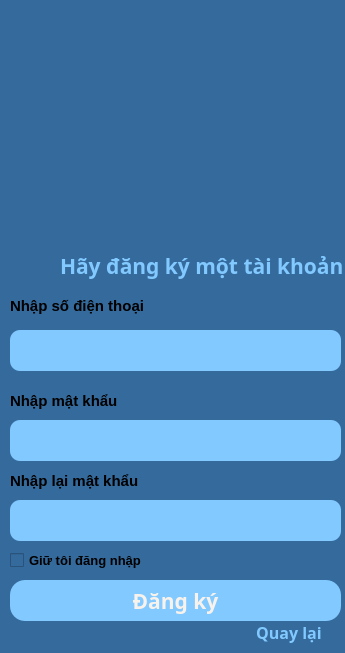
This is TL-C4K-PTA02/Cuoi_Khoa_Python/gui/register.ui in DinhPhongNe/Python-course as Qt 5 draws it before an edit. The edited form follows.
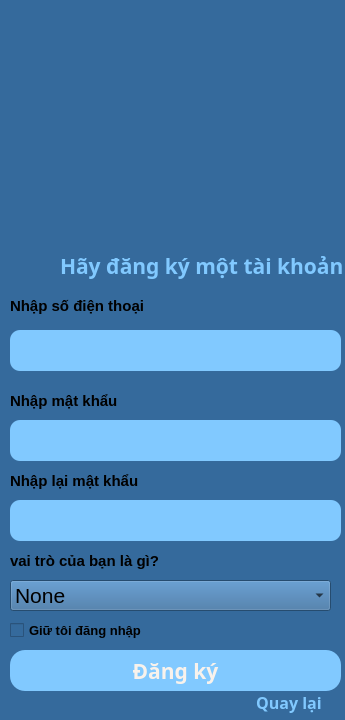
This is the edited form. Icons and pictures are not drawn.

```diff
--- a/TL-C4K-PTA02/Cuoi_Khoa_Python/gui/register.ui
+++ b/TL-C4K-PTA02/Cuoi_Khoa_Python/gui/register.ui
@@ -7,7 +7,7 @@
     <x>0</x>
     <y>0</y>
     <width>345</width>
-    <height>653</height>
+    <height>720</height>
    </rect>
   </property>
   <property name="windowTitle">
@@ -56,7 +56,7 @@
     <property name="geometry">
      <rect>
       <x>10</x>
-      <y>580</y>
+      <y>650</y>
       <width>331</width>
       <height>41</height>
      </rect>
@@ -114,7 +114,7 @@
     <property name="geometry">
      <rect>
       <x>10</x>
-      <y>550</y>
+      <y>620</y>
       <width>141</width>
       <height>20</height>
      </rect>
@@ -156,7 +156,7 @@
    <widget class="QLabel" name="label">
     <property name="geometry">
      <rect>
-      <x>50</x>
+      <x>60</x>
       <y>10</y>
       <width>241</width>
       <height>231</height>
@@ -267,7 +267,7 @@
     <property name="geometry">
      <rect>
       <x>240</x>
-      <y>620</y>
+      <y>690</y>
       <width>98</width>
       <height>25</height>
      </rect>
@@ -296,6 +296,62 @@
      <string>Quay lại</string>
     </property>
    </widget>
+   <widget class="QComboBox" name="your_roles">
+    <property name="geometry">
+     <rect>
+      <x>10</x>
+      <y>580</y>
+      <width>321</width>
+      <height>31</height>
+     </rect>
+    </property>
+    <property name="font">
+     <font>
+      <pointsize>16</pointsize>
+     </font>
+    </property>
+    <property name="currentIndex">
+     <number>0</number>
+    </property>
+    <item>
+     <property name="text">
+      <string>None</string>
+     </property>
+    </item>
+    <item>
+     <property name="text">
+      <string>Giao vien</string>
+     </property>
+    </item>
+    <item>
+     <property name="text">
+      <string>Hoc sinh</string>
+     </property>
+    </item>
+   </widget>
+   <widget class="QLabel" name="label_7">
+    <property name="geometry">
+     <rect>
+      <x>10</x>
+      <y>550</y>
+      <width>171</width>
+      <height>21</height>
+     </rect>
+    </property>
+    <property name="font">
+     <font>
+      <pointsize>11</pointsize>
+      <weight>75</weight>
+      <bold>true</bold>
+     </font>
+    </property>
+    <property name="styleSheet">
+     <string notr="true"/>
+    </property>
+    <property name="text">
+     <string>vai trò của bạn là gì?</string>
+    </property>
+   </widget>
   </widget>
  </widget>
  <resources/>
```
Left out of the diff: 11 changed lines with no effect on the pictures.
